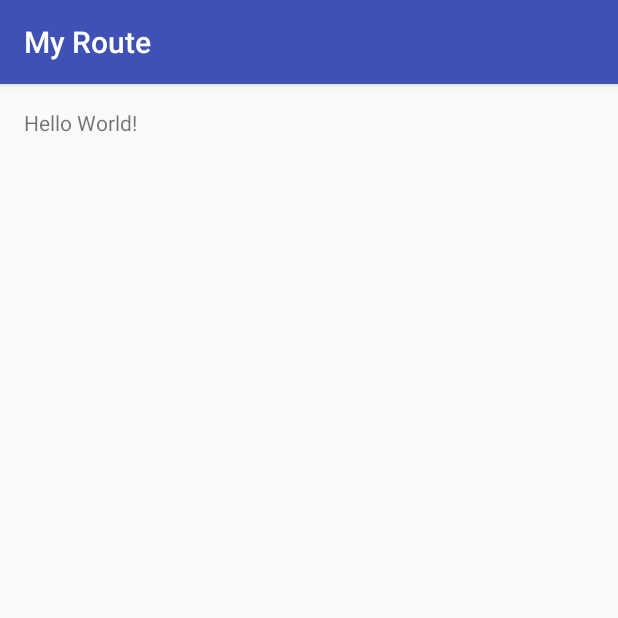
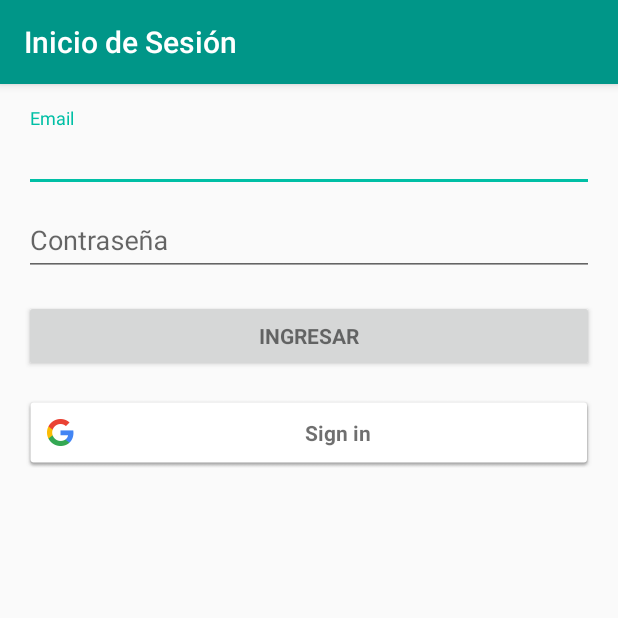
Before and after one commit to ivanfenoy/MyRoute, an Android app: the screen it shows after launch (MainActivity before the commit, LoginActivity after it), on a phone screen of 412 x 824 dp, the top half of it. Run offline under Robolectric (Android 15) with nearby library versions, the phone set to English and light mode, and no system bars; our stand-ins replace Firebase (no records; nobody signed in at launch, a user with empty details on screens opened directly); 2 statements that could not run were skipped.

Commit message:
Add firebase auth and google sign in

```diff
--- /dev/null
+++ b/app/src/main/java/ar/com/ivanfenoy/myroute/App.java
@@ -0,0 +1,22 @@
+package ar.com.ivanfenoy.myroute;
+
+import android.app.Application;
+
+import ar.com.ivanfenoy.myroute.data.DataBaseConnection;
+
+/**
+ * Created by ivanj on 29/10/2016.
+ */
+
+public class App extends Application {
+
+    private static DataBaseConnection mDB;
+
+    public static DataBaseConnection DB(){
+        if (mDB == null){
+            mDB = new DataBaseConnection();
+        }
+        return mDB;
+    }
+
+}
--- /dev/null
+++ b/app/src/main/java/ar/com/ivanfenoy/myroute/activities/LoginActivity.java
@@ -0,0 +1,406 @@
+package ar.com.ivanfenoy.myroute.activities;
+
+import android.animation.Animator;
+import android.animation.AnimatorListenerAdapter;
+import android.annotation.TargetApi;
+import android.content.Intent;
+import android.content.pm.PackageManager;
+import android.support.annotation.NonNull;
+import android.support.design.widget.Snackbar;
+import android.support.v7.app.AppCompatActivity;
+import android.app.LoaderManager.LoaderCallbacks;
+
+import android.content.CursorLoader;
+import android.content.Loader;
+import android.database.Cursor;
+import android.net.Uri;
+
+import android.os.Build;
+import android.os.Bundle;
+import android.provider.ContactsContract;
+import android.text.TextUtils;
+import android.util.Log;
+import android.view.KeyEvent;
+import android.view.View;
+import android.view.View.OnClickListener;
+import android.view.inputmethod.EditorInfo;
+import android.widget.ArrayAdapter;
+import android.widget.AutoCompleteTextView;
+import android.widget.Button;
+import android.widget.EditText;
+import android.widget.TextView;
+import android.widget.Toast;
+
+import com.google.android.gms.auth.api.Auth;
+import com.google.android.gms.auth.api.signin.GoogleSignInAccount;
+import com.google.android.gms.auth.api.signin.GoogleSignInOptions;
+import com.google.android.gms.auth.api.signin.GoogleSignInResult;
+import com.google.android.gms.common.ConnectionResult;
+import com.google.android.gms.common.SignInButton;
+import com.google.android.gms.common.api.GoogleApiClient;
+import com.google.android.gms.tasks.OnCompleteListener;
+import com.google.android.gms.tasks.Task;
+import com.google.firebase.auth.AuthCredential;
+import com.google.firebase.auth.AuthResult;
+import com.google.firebase.auth.FirebaseAuth;
+import com.google.firebase.auth.FirebaseUser;
+import com.google.firebase.auth.GoogleAuthProvider;
+
+import java.util.ArrayList;
+import java.util.List;
+
+import ar.com.ivanfenoy.myroute.App;
+import ar.com.ivanfenoy.myroute.R;
+import ar.com.ivanfenoy.myroute.model.User;
+
+import static android.Manifest.permission.READ_CONTACTS;
+
+/**
+ * A login screen that offers login via email/password.
+ */
+public class LoginActivity extends AppCompatActivity implements LoaderCallbacks<Cursor>, GoogleApiClient.OnConnectionFailedListener {
+
+    private static final int REQUEST_READ_CONTACTS = 0;
+    private static final String TAG = "LoginActivity";
+    private GoogleApiClient mGoogleApiClient;
+    private static final int RC_SIGN_IN = 1;
+
+    // UI references.
+    private AutoCompleteTextView mEmailView;
+    private EditText mPasswordView;
+    private View mProgressView;
+    private View mLoginFormView;
+
+    private FirebaseAuth mAuth;
+    private FirebaseAuth.AuthStateListener mAuthListener;
+
+    private boolean mNewUser = false;
+
+    @Override
+    protected void onCreate(Bundle savedInstanceState) {
+        super.onCreate(savedInstanceState);
+        setContentView(R.layout.activity_login);
+        // Set up the login form.
+        mEmailView = (AutoCompleteTextView) findViewById(R.id.email);
+        populateAutoComplete();
+
+        mPasswordView = (EditText) findViewById(R.id.password);
+        mPasswordView.setOnEditorActionListener(new TextView.OnEditorActionListener() {
+            @Override
+            public boolean onEditorAction(TextView textView, int id, KeyEvent keyEvent) {
+                if (id == R.id.login || id == EditorInfo.IME_NULL) {
+                    attemptLogin();
+                    return true;
+                }
+                return false;
+            }
+        });
+
+        Button mEmailSignInButton = (Button) findViewById(R.id.email_sign_in_button);
+        mEmailSignInButton.setOnClickListener(new OnClickListener() {
+            @Override
+            public void onClick(View view) {
+                attemptLogin();
+            }
+        });
+
+        mLoginFormView = findViewById(R.id.login_form);
+        mProgressView = findViewById(R.id.login_progress);
+
+        // Configure sign-in to request the user's ID, email address, and basic
+        // profile. ID and basic profile are included in DEFAULT_SIGN_IN.
+        GoogleSignInOptions gso = new GoogleSignInOptions.Builder(GoogleSignInOptions.DEFAULT_SIGN_IN)
+                .requestIdToken(getString(R.string.web_client_id))
+                .requestEmail()
+                .build();
+
+        // Build a GoogleApiClient with access to the Google Sign-In API and the
+        // options specified by gso.
+        mGoogleApiClient = new GoogleApiClient.Builder(this)
+                .enableAutoManage(this /* FragmentActivity */, this /* OnConnectionFailedListener */)
+                .addApi(Auth.GOOGLE_SIGN_IN_API, gso)
+                .build();
+
+        ((SignInButton)findViewById(R.id.sign_in_button)).setOnClickListener(new OnClickListener() {
+            @Override
+            public void onClick(View v) {
+                showProgress(true);
+                signIn();
+            }
+        });
+
+        mAuth = FirebaseAuth.getInstance();
+        mAuthListener = new FirebaseAuth.AuthStateListener() {
+            @Override
+            public void onAuthStateChanged(@NonNull FirebaseAuth firebaseAuth) {
+                FirebaseUser wFUser = firebaseAuth.getCurrentUser();
+                if (wFUser != null) {
+//                    if (mNewUser){
+//                        User wNewUser = new User(wFUser.getDisplayName(), wFUser.getEmail(), wFUser.getPhotoUrl().toString());
+//                        App.DB().saveNewUser(wFUser.getUid(), wNewUser);
+//                    }
+                    showProgress(false);
+                    Intent wI = new Intent(LoginActivity.this, MainActivity.class);
+                    startActivity(wI);
+                    finish();
+                } else {
+                }
+            }
+        };
+    }
+
+    @Override
+    public void onStart() {
+        super.onStart();
+        mAuth.addAuthStateListener(mAuthListener);
+    }
+
+    @Override
+    public void onStop() {
+        super.onStop();
+        if (mAuthListener != null) {
+            mAuth.removeAuthStateListener(mAuthListener);
+        }
+    }
+
+    private void firebaseAuthWithGoogle(GoogleSignInAccount acct) {
+        AuthCredential credential = GoogleAuthProvider.getCredential(acct.getIdToken(), null);
+        mAuth.signInWithCredential(credential)
+                .addOnCompleteListener(this, new OnCompleteListener<AuthResult>() {
+                    @Override
+                    public void onComplete(@NonNull Task<AuthResult> task) {
+                        if (!task.isSuccessful()) {
+                            Toast.makeText(LoginActivity.this, "Authentication failed.",
+                                    Toast.LENGTH_SHORT).show();
+                        }
+                    }
+                });
+    }
+
+    private void firebaseAuth(final String email, final String pass) {
+        mAuth.signInWithEmailAndPassword(email, pass)
+                .addOnCompleteListener(this, new OnCompleteListener<AuthResult>() {
+                    @Override
+                    public void onComplete(@NonNull Task<AuthResult> task) {
+                        if (!task.isSuccessful()) {
+                            Toast.makeText(LoginActivity.this, R.string.auth_failed, Toast.LENGTH_SHORT).show();
+                            firebaseRegister(email, pass);
+                        }
+                    }
+                });
+    }
+
+    private void firebaseRegister(String email, String pass) {
+        mNewUser = true;
+        mAuth.createUserWithEmailAndPassword(email, pass)
+                .addOnCompleteListener(this, new OnCompleteListener<AuthResult>() {
+                    @Override
+                    public void onComplete(@NonNull Task<AuthResult> task) {
+                        if (!task.isSuccessful()) {
+                            Toast.makeText(LoginActivity.this, R.string.register_failed, Toast.LENGTH_SHORT).show();
+                            showProgress(false);
+                        }
+                    }
+                });
+    }
+
+    private void signIn() {
+        Intent wSignInIntent = Auth.GoogleSignInApi.getSignInIntent(mGoogleApiClient);
+        startActivityForResult(wSignInIntent, RC_SIGN_IN);
+    }
+
+    private void populateAutoComplete() {
+        if (!mayRequestContacts()) {
+            return;
+        }
+
+        getLoaderManager().initLoader(0, null, this);
+    }
+
+    private boolean mayRequestContacts() {
+        if (Build.VERSION.SDK_INT < Build.VERSION_CODES.M) {
+            return true;
+        }
+        if (checkSelfPermission(READ_CONTACTS) == PackageManager.PERMISSION_GRANTED) {
+            return true;
+        }
+        if (shouldShowRequestPermissionRationale(READ_CONTACTS)) {
+            Snackbar.make(mEmailView, R.string.permission_rationale, Snackbar.LENGTH_INDEFINITE)
+                    .setAction(android.R.string.ok, new View.OnClickListener() {
+                        @Override
+                        @TargetApi(Build.VERSION_CODES.M)
+                        public void onClick(View v) {
+                            requestPermissions(new String[]{READ_CONTACTS}, REQUEST_READ_CONTACTS);
+                        }
+                    });
+        } else {
+            requestPermissions(new String[]{READ_CONTACTS}, REQUEST_READ_CONTACTS);
+        }
+        return false;
+    }
+
+    /**
+     * Callback received when a permissions request has been completed.
+     */
+    @Override
+    public void onRequestPermissionsResult(int requestCode, @NonNull String[] permissions,
+                                           @NonNull int[] grantResults) {
+        if (requestCode == REQUEST_READ_CONTACTS) {
+            if (grantResults.length == 1 && grantResults[0] == PackageManager.PERMISSION_GRANTED) {
+                populateAutoComplete();
+            }
+        }
+    }
+
+    private void attemptLogin() {
+        mEmailView.setError(null);
+        mPasswordView.setError(null);
+
+        String wEmail = mEmailView.getText().toString();
+        String wPassword = mPasswordView.getText().toString();
+
+        boolean wCancel = false;
+        View wFocusView = null;
+
+        if (!TextUtils.isEmpty(wPassword) && !isPasswordValid(wPassword)) {
+            mPasswordView.setError(getString(R.string.error_invalid_password));
+            wFocusView = mPasswordView;
+            wCancel = true;
+        }
+
+        if (TextUtils.isEmpty(wEmail)) {
+            mEmailView.setError(getString(R.string.error_field_required));
+            wFocusView = mEmailView;
+            wCancel = true;
+        } else if (!isEmailValid(wEmail)) {
+            mEmailView.setError(getString(R.string.error_invalid_email));
+            wFocusView = mEmailView;
+            wCancel = true;
+        }
+
+        if (wCancel) {
+            // There was an error; don't attempt login and focus the first
+            // form field with an error.
+            wFocusView.requestFocus();
+        } else {
+            showProgress(true);
+            firebaseAuth(wEmail, wPassword);
+        }
+    }
+
+    private boolean isEmailValid(String pEmail) {
+        return pEmail.contains("@");
+    }
+
+    private boolean isPasswordValid(String pPassword) {
+        return pPassword.length() > 4;
+    }
+
+    /**
+     * Shows the progress UI and hides the login form.
+     */
+    @TargetApi(Build.VERSION_CODES.HONEYCOMB_MR2)
+    private void showProgress(final boolean show) {
+        if (Build.VERSION.SDK_INT >= Build.VERSION_CODES.HONEYCOMB_MR2) {
+            int shortAnimTime = getResources().getInteger(android.R.integer.config_shortAnimTime);
+
+            mLoginFormView.setVisibility(show ? View.GONE : View.VISIBLE);
+            mLoginFormView.animate().setDuration(shortAnimTime).alpha(
+                    show ? 0 : 1).setListener(new AnimatorListenerAdapter() {
+                @Override
+                public void onAnimationEnd(Animator animation) {
+                    mLoginFormView.setVisibility(show ? View.GONE : View.VISIBLE);
+                }
+            });
+
+            mProgressView.setVisibility(show ? View.VISIBLE : View.GONE);
+            mProgressView.animate().setDuration(shortAnimTime).alpha(
+                    show ? 1 : 0).setListener(new AnimatorListenerAdapter() {
+                @Override
+                public void onAnimationEnd(Animator animation) {
+                    mProgressView.setVisibility(show ? View.VISIBLE : View.GONE);
+                }
+            });
+        } else {
+            mProgressView.setVisibility(show ? View.VISIBLE : View.GONE);
+            mLoginFormView.setVisibility(show ? View.GONE : View.VISIBLE);
+        }
+    }
+
+    @Override
+    public Loader<Cursor> onCreateLoader(int i, Bundle bundle) {
+        return new CursorLoader(this,
+                // Retrieve data rows for the device user's 'profile' contact.
+                Uri.withAppendedPath(ContactsContract.Profile.CONTENT_URI,
+                        ContactsContract.Contacts.Data.CONTENT_DIRECTORY), ProfileQuery.PROJECTION,
+
+                // Select only email addresses.
+                ContactsContract.Contacts.Data.MIMETYPE +
+                        " = ?", new String[]{ContactsContract.CommonDataKinds.Email
+                .CONTENT_ITEM_TYPE},
+
+                // Show primary email addresses first. Note that there won't be
+                // a primary email address if the user hasn't specified one.
+                ContactsContract.Contacts.Data.IS_PRIMARY + " DESC");
+    }
+
+    @Override
+    public void onLoadFinished(Loader<Cursor> cursorLoader, Cursor cursor) {
+        List<String> emails = new ArrayList<>();
+        cursor.moveToFirst();
+        while (!cursor.isAfterLast()) {
+            emails.add(cursor.getString(ProfileQuery.ADDRESS));
+            cursor.moveToNext();
+        }
+
+        addEmailsToAutoComplete(emails);
+    }
+
+    @Override
+    public void onLoaderReset(Loader<Cursor> cursorLoader) {
+
+    }
+
+    private void addEmailsToAutoComplete(List<String> emailAddressCollection) {
+        //Create adapter to tell the AutoCompleteTextView what to show in its dropdown list.
+        ArrayAdapter<String> adapter =
+                new ArrayAdapter<>(LoginActivity.this,
+                        android.R.layout.simple_dropdown_item_1line, emailAddressCollection);
+
+        mEmailView.setAdapter(adapter);
+    }
+
+    @Override
+    public void onConnectionFailed(@NonNull ConnectionResult connectionResult) {
+
+    }
+
+    private interface ProfileQuery {
+        String[] PROJECTION = {
+                ContactsContract.CommonDataKinds.Email.ADDRESS,
+                ContactsContract.CommonDataKinds.Email.IS_PRIMARY,
+        };
+
+        int ADDRESS = 0;
+        int IS_PRIMARY = 1;
+    }
+
+    @Override
+    public void onActivityResult(int requestCode, int resultCode, Intent data) {
+        super.onActivityResult(requestCode, resultCode, data);
+
+        if (requestCode == RC_SIGN_IN) {
+            GoogleSignInResult result = Auth.GoogleSignInApi.getSignInResultFromIntent(data);
+            handleSignInResult(result);
+        }
+    }
+
+    private void handleSignInResult(GoogleSignInResult result) {
+        if (result.isSuccess()) {
+            GoogleSignInAccount account = result.getSignInAccount();
+            firebaseAuthWithGoogle(account);
+        } else {
+            // Signed out, show unauthenticated UI.
+        }
+    }
+}
--- a/app/src/main/java/ar/com/ivanfenoy/myroute/MainActivity.java
+++ b/app/src/main/java/ar/com/ivanfenoy/myroute/activities/MainActivity.java
@@ -1,7 +1,9 @@
-package ar.com.ivanfenoy.myroute;
+package ar.com.ivanfenoy.myroute.activities;
 
 import android.support.v7.app.AppCompatActivity;
 import android.os.Bundle;
+
+import ar.com.ivanfenoy.myroute.R;
 
 public class MainActivity extends AppCompatActivity {
 
--- /dev/null
+++ b/app/src/main/res/layout/activity_login.xml
@@ -0,0 +1,83 @@
+<RelativeLayout xmlns:android="http://schemas.android.com/apk/res/android"
+    xmlns:tools="http://schemas.android.com/tools"
+    android:layout_width="match_parent"
+    android:layout_height="match_parent"
+    android:gravity="center_horizontal"
+    android:orientation="vertical"
+    android:paddingBottom="@dimen/activity_vertical_margin"
+    android:paddingLeft="@dimen/activity_horizontal_margin"
+    android:paddingRight="@dimen/activity_horizontal_margin"
+    android:paddingTop="@dimen/activity_vertical_margin"
+    tools:context="ar.com.ivanfenoy.myroute.activities.LoginActivity">
+
+    <!-- Login progress -->
+    <ProgressBar
+        android:id="@+id/login_progress"
+        style="?android:attr/progressBarStyleLarge"
+        android:layout_width="wrap_content"
+        android:layout_height="wrap_content"
+        android:layout_centerInParent="true"
+        android:visibility="gone" />
+
+    <ScrollView
+        android:id="@+id/login_form"
+        android:layout_width="match_parent"
+        android:layout_height="match_parent">
+
+        <LinearLayout
+            android:id="@+id/email_login_form"
+            android:layout_width="match_parent"
+            android:layout_height="wrap_content"
+            android:orientation="vertical">
+
+            <android.support.design.widget.TextInputLayout
+                android:layout_width="match_parent"
+                android:layout_height="wrap_content">
+
+                <AutoCompleteTextView
+                    android:id="@+id/email"
+                    android:layout_width="match_parent"
+                    android:layout_height="wrap_content"
+                    android:hint="@string/prompt_email"
+                    android:inputType="textEmailAddress"
+                    android:maxLines="1"
+                    android:singleLine="true" />
+
+            </android.support.design.widget.TextInputLayout>
+
+            <android.support.design.widget.TextInputLayout
+                android:layout_width="match_parent"
+                android:layout_height="wrap_content">
+
+                <EditText
+                    android:id="@+id/password"
+                    android:layout_width="match_parent"
+                    android:layout_height="wrap_content"
+                    android:hint="@string/prompt_password"
+                    android:imeActionId="@+id/login"
+                    android:imeActionLabel="@string/action_sign_in_short"
+                    android:imeOptions="actionUnspecified"
+                    android:inputType="textPassword"
+                    android:maxLines="1"
+                    android:singleLine="true" />
+
+            </android.support.design.widget.TextInputLayout>
+
+            <Button
+                android:id="@+id/email_sign_in_button"
+                style="?android:textAppearanceSmall"
+                android:layout_width="match_parent"
+                android:layout_height="wrap_content"
+                android:layout_marginTop="16dp"
+                android:text="@string/action_sign_in"
+                android:textStyle="bold" />
+
+            <com.google.android.gms.common.SignInButton
+                android:id="@+id/sign_in_button"
+                android:layout_width="match_parent"
+                android:layout_height="wrap_content"
+                android:layout_marginTop="@dimen/activity_vertical_margin"/>
+
+        </LinearLayout>
+    </ScrollView>
+</RelativeLayout>
--- a/app/src/main/res/layout/activity_main.xml
+++ b/app/src/main/res/layout/activity_main.xml
@@ -8,7 +8,7 @@
     android:paddingLeft="@dimen/activity_horizontal_margin"
     android:paddingRight="@dimen/activity_horizontal_margin"
     android:paddingTop="@dimen/activity_vertical_margin"
-    tools:context="ar.com.ivanfenoy.myroute.MainActivity">
+    tools:context="ar.com.ivanfenoy.myroute.activities.MainActivity">
 
     <TextView
         android:layout_width="wrap_content"
--- a/app/src/main/res/values/colors.xml
+++ b/app/src/main/res/values/colors.xml
@@ -1,6 +1,6 @@
 <?xml version="1.0" encoding="utf-8"?>
 <resources>
-    <color name="colorPrimary">#3F51B5</color>
-    <color name="colorPrimaryDark">#303F9F</color>
-    <color name="colorAccent">#FF4081</color>
+    <color name="colorPrimary">#009688</color>
+    <color name="colorPrimaryDark">#00796B</color>
+    <color name="colorAccent">#00BFA5</color>
 </resources>
--- a/app/src/main/res/values/strings.xml
+++ b/app/src/main/res/values/strings.xml
@@ -1,3 +1,19 @@
 <resources>
+    <!--App-->
     <string name="app_name">My Route</string>
+    <string name="web_client_id">794070958021-5i1ha0t5anhes2qp2rv88u2hem8i4rgf.apps.googleusercontent.com</string>
+
+    <!-- LoginActivity -->
+    <string name="title_activity_login">Inicio de Sesión</string>
+    <string name="prompt_email">Email</string>
+    <string name="prompt_password">Contraseña</string>
+    <string name="action_sign_in">Ingresar</string>
+    <string name="action_sign_in_short">Ingresar</string>
+    <string name="error_invalid_email">El email es incorrecto</string>
+    <string name="error_invalid_password">La contraseña es muy corta. debe tener por lo menos 6 caracteres</string>
+    <string name="error_incorrect_password">La contraseña es incorrecta</string>
+    <string name="error_field_required">Este es un campo requerido</string>
+    <string name="permission_rationale">"Contacts permissions are needed for providing email completions."</string>
+    <string name="auth_failed">Usted no tiene una cuenta en My Route. Registrando...</string>
+    <string name="register_failed">Ocurrió un error al registar la cuenta.</string>
 </resources>
```
Also changed, not shown: app/build.gradle (+11 -0 lines), app/src/main/AndroidManifest.xml (+11 -2 lines), app/src/main/java/ar/com/ivanfenoy/myroute/data/DataBaseConnection.java (added, +25 -0 lines), app/src/main/java/ar/com/ivanfenoy/myroute/model/User.java (added, +21 -0 lines), 2 other files.
